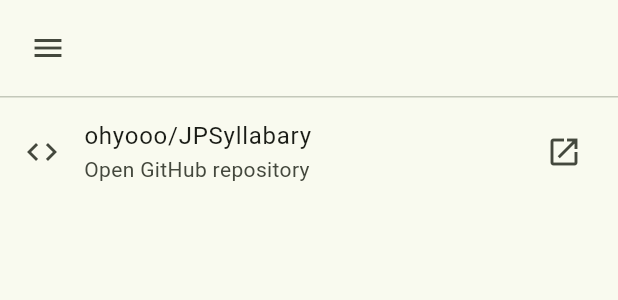
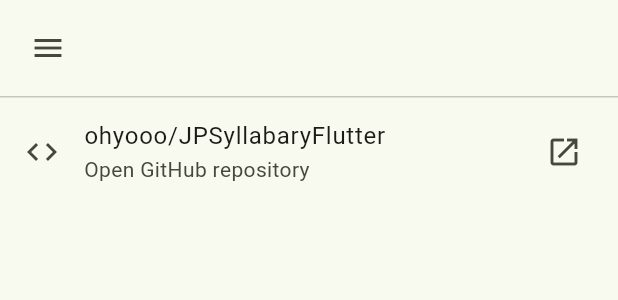
Before and after one commit to ohyooo/JPSyllabaryFlutter, a Flutter app: the SourceScreen widget shown alone on an empty page, opened directly with empty values, on a phone screen of 412 x 824 dp. Shown: the top 300 px of the screen. Run offline on Flutter 3.47's test engine with Material 3 defaults, Android fonts, the light colour scheme and no system bars; Roboto replaces fonts that are missing (SourceHanSansSC).

Commit message:
fix: link to Flutter repository

```diff
--- a/lib/src/app.dart
+++ b/lib/src/app.dart
@@ -527,11 +527,12 @@
       const Divider(height: 1),
       ListTile(
         leading: const Icon(Icons.code),
-        title: const Text('ohyooo/JPSyllabary'),
+        title: const Text('ohyooo/JPSyllabaryFlutter'),
         subtitle: Text(strings.openRepository),
         trailing: const Icon(Icons.open_in_new),
-        onTap: () =>
-            launchUrl(Uri.parse('https://github.com/ohyooo/JPSyllabary')),
+        onTap: () => launchUrl(
+          Uri.parse('https://github.com/ohyooo/JPSyllabaryFlutter'),
+        ),
       ),
     ],
   );
```
